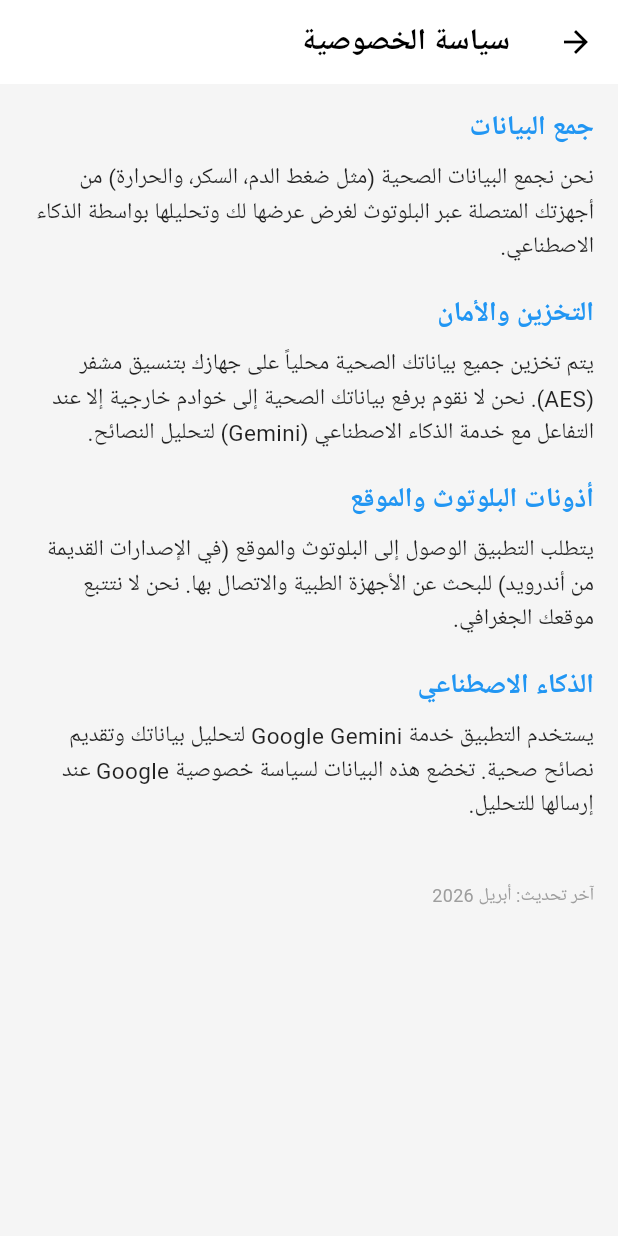
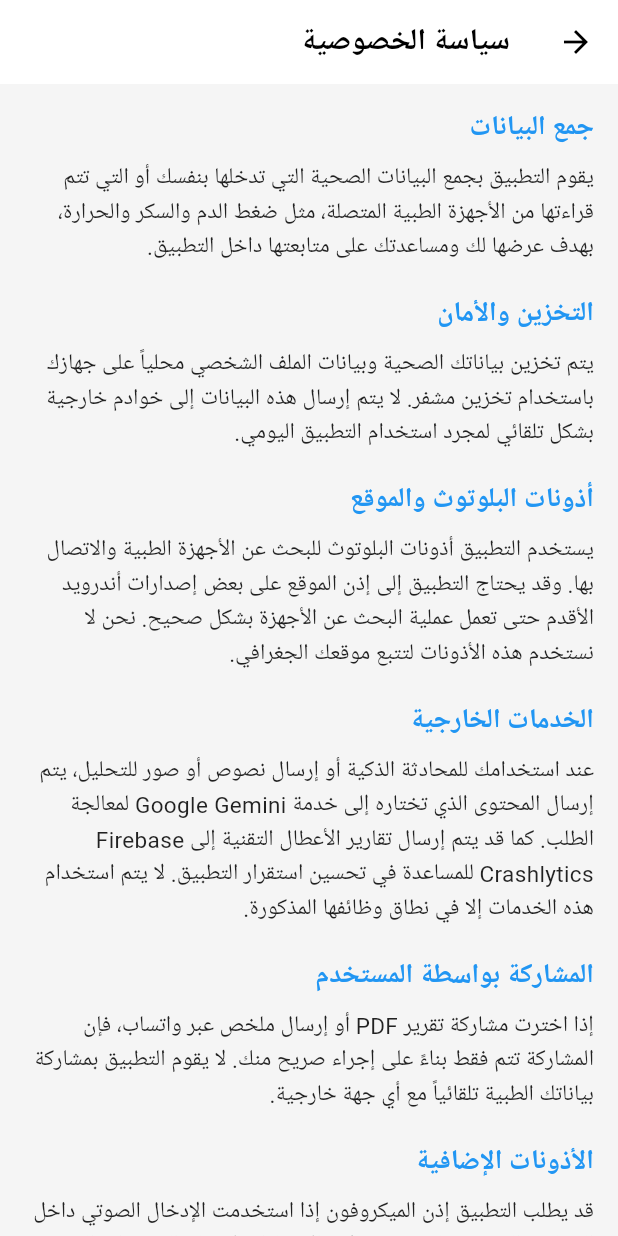
Before and after one commit to qwdfnm09-alt/smart-health-home-kit, a Flutter app: the PrivacyPolicyScreen screen opened by its route, on a phone screen of 412 x 824 dp. Run offline on Flutter 3.47's test engine with Material 3 defaults, Android fonts, the phone set to English and light mode, and no system bars; our stand-ins replace device_info_plus, firebase_core, firebase_crashlytics, fl_chart, flutter_blue_plus, flutter_local_notifications and 12 more; missing offline and left inert: battery_optimization_helper; accounts and stored records are empty.

Commit message:
Update project files, add documentation, and refine core services

```diff
--- a/lib/screens/privacy_policy_screen.dart
+++ b/lib/screens/privacy_policy_screen.dart
@@ -19,26 +19,50 @@ class PrivacyPolicyScreen extends StatelessWidget {
             _buildSection(
               isArabic ? 'جمع البيانات' : 'Data Collection',
               isArabic
-                ? 'نحن نجمع البيانات الصحية (مثل ضغط الدم، السكر، والحرارة) من أجهزتك المتصلة عبر البلوتوث لغرض عرضها لك وتحليلها بواسطة الذكاء الاصطناعي.'
-                : 'We collect health data (BP, Glucose, Temperature) from your connected BLE devices to display and analyze them using AI.',
+                ? 'يقوم التطبيق بجمع البيانات الصحية التي تدخلها بنفسك أو التي تتم قراءتها من الأجهزة الطبية المتصلة، مثل ضغط الدم والسكر والحرارة، بهدف عرضها لك ومساعدتك على متابعتها داخل التطبيق.'
+                : 'The app collects health data that you enter manually or that is read from connected medical devices, such as blood pressure, glucose, and temperature, in order to display and help you track it inside the app.',
             ),
             _buildSection(
               isArabic ? 'التخزين والأمان' : 'Storage & Security',
               isArabic
-                ? 'يتم تخزين جميع بياناتك الصحية محلياً على جهازك بتنسيق مشفر (AES). نحن لا نقوم برفع بياناتك الصحية إلى خوادم خارجية إلا عند التفاعل مع خدمة الذكاء الاصطناعي (Gemini) لتحليل النصائح.'
-                : 'All your health data is stored locally on your device in an encrypted format (AES). We do not upload your health data to external servers except when interacting with the AI service (Gemini) for advice analysis.',
+                ? 'يتم تخزين بياناتك الصحية وبيانات الملف الشخصي محلياً على جهازك باستخدام تخزين مشفر. لا يتم إرسال هذه البيانات إلى خوادم خارجية بشكل تلقائي لمجرد استخدام التطبيق اليومي.'
+                : 'Your health data and profile data are stored locally on your device using encrypted storage. This data is not automatically sent to external servers as part of normal day-to-day app usage.',
             ),
             _buildSection(
               isArabic ? 'أذونات البلوتوث والموقع' : 'Bluetooth & Location Permissions',
               isArabic
-                ? 'يتطلب التطبيق الوصول إلى البلوتوث والموقع (في الإصدارات القديمة من أندرويد) للبحث عن الأجهزة الطبية والاتصال بها. نحن لا نتتبع موقعك الجغرافي.'
-                : 'The app requires Bluetooth and Location access (on older Android versions) to scan and connect to medical devices. We do not track your geographic location.',
+                ? 'يستخدم التطبيق أذونات البلوتوث للبحث عن الأجهزة الطبية والاتصال بها. وقد يحتاج التطبيق إلى إذن الموقع على بعض إصدارات أندرويد الأقدم حتى تعمل عملية البحث عن الأجهزة بشكل صحيح. نحن لا نستخدم هذه الأذونات لتتبع موقعك الجغرافي.'
+                : 'The app uses Bluetooth permissions to scan for medical devices and connect to them. On some older Android versions, location permission may also be required for device scanning to work correctly. We do not use these permissions to track your geographic location.',
             ),
             _buildSection(
-              isArabic ? 'الذكاء الاصطناعي' : 'Artificial Intelligence',
+              isArabic ? 'الخدمات الخارجية' : 'External Services',
               isArabic
-                ? 'يستخدم التطبيق خدمة Google Gemini لتحليل بياناتك وتقديم نصائح صحية. تخضع هذه البيانات لسياسة خصوصية Google عند إرسالها للتحليل.'
-                : 'The app uses Google Gemini to analyze your data and provide health advice. This data is subject to Google\'s privacy policy when sent for analysis.',
+                ? 'عند استخدامك للمحادثة الذكية أو إرسال نصوص أو صور للتحليل، يتم إرسال المحتوى الذي تختاره إلى خدمة Google Gemini لمعالجة الطلب. كما قد يتم إرسال تقارير الأعطال التقنية إلى Firebase Crashlytics للمساعدة في تحسين استقرار التطبيق. لا يتم استخدام هذه الخدمات إلا في نطاق وظائفها المذكورة.'
+                : 'When you use the AI chat or submit text or images for analysis, the content you choose to send is transmitted to Google Gemini to process your request. Technical crash reports may also be sent to Firebase Crashlytics to help improve app stability. These services are used only within their stated functions.',
+            ),
+            _buildSection(
+              isArabic ? 'المشاركة بواسطة المستخدم' : 'User-Initiated Sharing',
+              isArabic
+                ? 'إذا اخترت مشاركة تقرير PDF أو إرسال ملخص عبر واتساب، فإن المشاركة تتم فقط بناءً على إجراء صريح منك. لا يقوم التطبيق بمشاركة بياناتك الطبية تلقائياً مع أي جهة خارجية.'
+                : 'If you choose to share a PDF report or send a summary through WhatsApp, sharing happens only as a direct action initiated by you. The app does not automatically share your medical data with third parties.',
+            ),
+            _buildSection(
+              isArabic ? 'الأذونات الإضافية' : 'Additional Permissions',
+              isArabic
+                ? 'قد يطلب التطبيق إذن الميكروفون إذا استخدمت الإدخال الصوتي داخل المحادثة الذكية، كما قد يطلب إذن الإشعارات لإرسال التذكيرات المحلية. ويمكنك التحكم في هذه الأذونات من إعدادات جهازك.'
+                : 'The app may request microphone access if you use voice input inside the AI chat, and it may request notification permission to send local reminders. You can control these permissions from your device settings.',
+            ),
+            _buildSection(
+              isArabic ? 'التحكم في البيانات' : 'Data Control',
+              isArabic
+                ? 'يمكنك حذف بيانات التطبيق من خلال خيار إعادة الضبط داخل الإعدادات. كما يمكنك التوقف عن استخدام ميزات مثل الذكاء الاصطناعي أو مشاركة التقارير إذا كنت لا ترغب في إرسال أي محتوى خارج جهازك.'
+                : 'You can clear app data through the reset option inside settings. You may also stop using features such as AI or report sharing if you do not want to send any content outside your device.',
+            ),
+            _buildSection(
+              isArabic ? 'تنبيه طبي' : 'Medical Notice',
+              isArabic
+                ? 'هذا التطبيق مخصص للمتابعة والتنظيم والمساعدة العامة، ولا يُعد بديلاً عن الطبيب أو عن التشخيص والعلاج الطبي المتخصص.'
+                : 'This app is intended for tracking, organization, and general assistance, and it is not a substitute for a physician or for professional medical diagnosis or treatment.',
             ),
             const SizedBox(height: 20),
             Text(
--- a/lib/screens/settings_screen.dart
+++ b/lib/screens/settings_screen.dart
@@ -2,6 +2,7 @@ import 'package:flutter/material.dart';
 import '../l10n/app_localizations.dart';
 import '../services/storage_service.dart';
 import '../models/app_theme_mode.dart';
+import '../services/notification_service.dart';
 
 class SettingsScreen extends StatefulWidget {
   final Function(Locale) onLocaleChanged;
@@ -63,11 +64,12 @@ class _SettingsScreenState extends State<SettingsScreen> {
     widget.onThemeChanged(newTheme);
   }
 
-  void _toggleAlerts(bool value) {
+  Future<void> _toggleAlerts(bool value) async {
     setState(() {
       _alertsEnabled = value;
     });
-    widget.onAlertsToggle(value);
+    await widget.onAlertsToggle(value);
+    await NotificationService.syncNotifications(enabled: value);
   }
 
   void _toggleEncryption(bool value) async {
--- a/lib/utils/logger.dart
+++ b/lib/utils/logger.dart
@@ -1,34 +1,20 @@
-import 'dart:io';
 import 'package:firebase_crashlytics/firebase_crashlytics.dart';
 import 'package:flutter/foundation.dart';
 
 class AppLogger {
   static void logInfo(String message) {
-    // 1. الطباعة في الـ Console أثناء التطوير فقط
     if (kDebugMode) {
       print("ℹ️ INFO: $message");
-    }
-
-    // 2. تسجيل الرسالة في Crashlytics (فقط إذا لم نكن في وضع الاختبار)
-    if (!Platform.environment.containsKey('FLUTTER_TEST')) {
-      try {
-        FirebaseCrashlytics.instance.log("INFO: $message");
-      } catch (e) {
-        // نادراً ما يحدث لو Firebase مش جاهز
-      }
     }
   }
 
   static void logError(String message, [dynamic error, StackTrace? stack]) {
-    // 1. الطباعة في الـ Console أثناء التطوير فقط
     if (kDebugMode) {
       print("❌ ERROR: $message");
       if (error != null) print("Error details: $error");
       if (stack != null) print("Stacktrace: $stack");
     }
 
-    // 2. إرسال الخطأ إلى Firebase (فقط إذا لم نكن في وضع الاختبار)
-    if (!Platform.environment.containsKey('FLUTTER_TEST')) {
     try {
       FirebaseCrashlytics.instance.log("ERROR_MSG: $message");
       if (error != null) {
@@ -36,9 +22,8 @@ class AppLogger {
       } else {
         FirebaseCrashlytics.instance.recordError(message, null, reason: "Manual Error Log");
       }
-      } catch (e) {
-        // نادراً ما يحدث لو Firebase مش جاهز
-      }
+    } catch (_) {
+      // Ignore logging failures when Firebase is unavailable.
     }
   }
 
@@ -46,12 +31,5 @@ class AppLogger {
     if (kDebugMode) {
       print("⚠️ WARNING: $message");
     }
-    if (!Platform.environment.containsKey('FLUTTER_TEST')) {
-      try {
-        FirebaseCrashlytics.instance.log("WARNING: $message");
-      } catch (e) {
-        // نادراً ما يحدث لو Firebase مش جاهز
   }
 }
-  }
-}
```
Also changed, not shown: lib/main.dart (+7 -11 lines), lib/screens/setup_screen.dart (+15 -4 lines), lib/services/ble_service.dart (+5 -32 lines), lib/services/notification_service.dart (+27 -3 lines), lib/services/storage_service.dart (+13 -15 lines), lib/utils/permissions_helper.dart (+19 -10 lines), 3 other files. Lines whose indentation alone changed are shown as unchanged.
